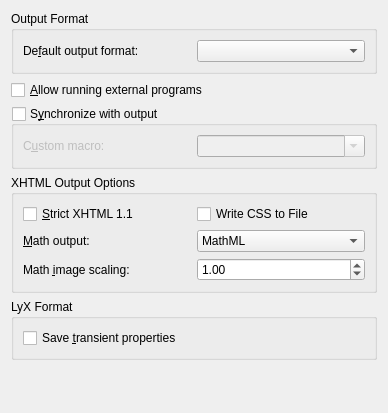
This is src/frontends/qt4/ui/OutputUi.ui in gadmm/lyx-unstable as Qt 5 draws it before an edit. The edited form follows.
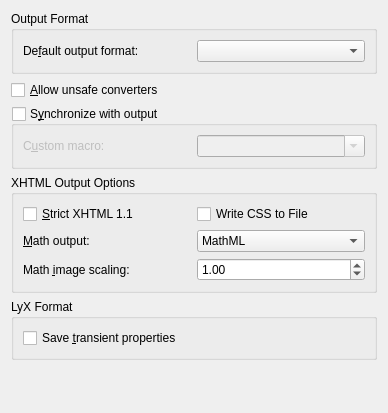
This is the edited form.

Patch:
```diff
--- a/src/frontends/qt4/ui/OutputUi.ui
+++ b/src/frontends/qt4/ui/OutputUi.ui
@@ -111,7 +111,7 @@
       <string>Runs the LaTeX backend with the -shell-escape option (Warning: use only when really necessary)</string>
      </property>
      <property name="text">
-      <string>&amp;Allow running external programs</string>
+      <string>&amp;Allow unsafe converters</string>
      </property>
     </widget>
    </item>
```
Left out of the diff: 4 changed lines with no effect on the pictures.
